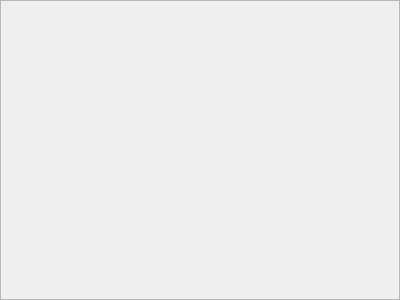
Before: the Qt Designer form listeadmisframe.ui in rsoumail/Exam-Platform, drawn with Qt 5.
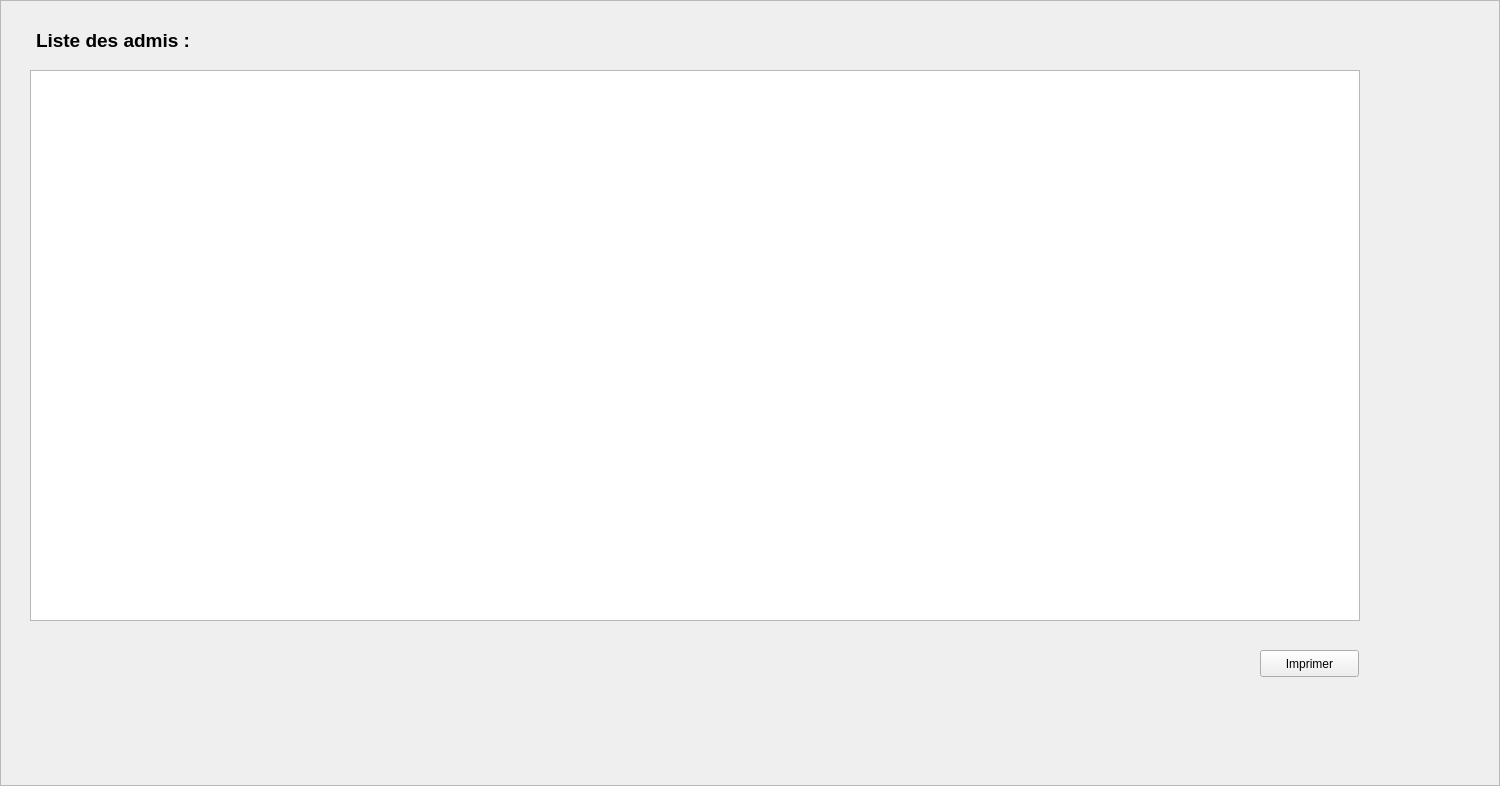
After: the same form once the commit is applied.

```diff
--- a/listeadmisframe.ui
+++ b/listeadmisframe.ui
@@ -9,8 +9,8 @@
    <rect>
     <x>0</x>
     <y>0</y>
-    <width>400</width>
-    <height>300</height>
+    <width>1500</width>
+    <height>786</height>
    </rect>
   </property>
   <property name="frameShape">
@@ -19,5 +19,47 @@
   <property name="windowTitle">
    <string>Frame</string>
   </property>
+  <property name="frameShape">
+   <enum>QFrame::StyledPanel</enum>
+  </property>
+  <property name="frameShadow">
+   <enum>QFrame::Raised</enum>
+  </property>
+  <widget class="QTableView" name="table_admis">
+   <property name="geometry">
+    <rect>
+     <x>30</x>
+     <y>70</y>
+     <width>1330</width>
+     <height>551</height>
+    </rect>
+   </property>
+  </widget>
+  <widget class="QLabel" name="label">
+   <property name="geometry">
+    <rect>
+     <x>36</x>
+     <y>20</y>
+     <width>171</width>
+     <height>41</height>
+    </rect>
+   </property>
+   <property name="text">
+    <string>&lt;html&gt;&lt;head/&gt;&lt;body&gt;&lt;p&gt;&lt;span style=&quot; font-size:14pt; font-weight:600;&quot;&gt;Liste des admis :&lt;/span&gt;&lt;/p&gt;&lt;/body&gt;&lt;/html&gt;</string>
+   </property>
+  </widget>
+  <widget class="QPushButton" name="btn_imprimer">
+   <property name="geometry">
+    <rect>
+     <x>1260</x>
+     <y>650</y>
+     <width>99</width>
+     <height>27</height>
+    </rect>
+   </property>
+   <property name="text">
+    <string>Imprimer</string>
+   </property>
+  </widget>
  </widget>
 </ui>
```
Left out of the diff: 32 changed lines with no effect on the pictures.
